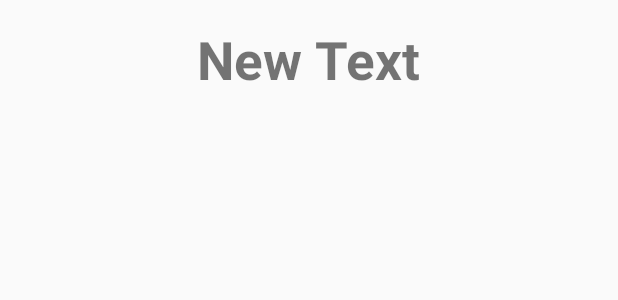
After one commit to sasawatt/BUtraffic, an Android app: the layout activity_detail.xml on its own in the app's theme, with its tools: preview values and no code run, on a phone screen of 412 x 824 dp. The commit adds this screen. Shown: the top 300 px of the screen. Run offline under Robolectric (Android 15) with nearby library versions, the phone set to English and light mode, and no system bars.

Commit message:
page1 finish

```diff
--- a/app/src/main/AndroidManifest.xml
+++ b/app/src/main/AndroidManifest.xml
@@ -15,6 +15,7 @@
                 <category android:name="android.intent.category.LAUNCHER" />
             </intent-filter>
         </activity>
+        <activity android:name=".DetailActivity"></activity>
     </application>
 
 </manifest>
--- /dev/null
+++ b/app/src/main/res/layout/activity_detail.xml
@@ -0,0 +1,20 @@
+<?xml version="1.0" encoding="utf-8"?>
+<RelativeLayout xmlns:android="http://schemas.android.com/apk/res/android"
+    xmlns:tools="http://schemas.android.com/tools"
+    android:layout_width="match_parent"
+    android:layout_height="match_parent"
+    android:paddingBottom="@dimen/activity_vertical_margin"
+    android:paddingLeft="@dimen/activity_horizontal_margin"
+    android:paddingRight="@dimen/activity_horizontal_margin"
+    android:paddingTop="@dimen/activity_vertical_margin"
+    tools:context="bu.sasawatt.butraffic.DetailActivity">
+
+    <TextView
+        android:layout_width="wrap_content"
+        android:layout_height="wrap_content"
+        android:text="New Text"
+        android:id="@+id/textView2"
+        android:textSize="@dimen/h1"
+        android:layout_centerHorizontal="true"
+        android:textStyle="bold" />
+</RelativeLayout>
--- a/app/src/main/res/values/strings.xml
+++ b/app/src/main/res/values/strings.xml
@@ -2,6 +2,6 @@
     <string name="app_name">BU Traffic</string>
 
 
-    <string name="head">jam</string>
+    <string name="head">จราจร</string>
 
 </resources>
```
Also changed, not shown: app/src/main/java/bu/sasawatt/butraffic/DetailActivity.java (added, +13 -0 lines), app/src/main/java/bu/sasawatt/butraffic/MainActivity.java (+55 -2 lines), app/src/main/java/bu/sasawatt/butraffic/MyAdapter.java (+17 -2 lines), app/src/main/res/layout/my_listview.xml (+4 -5 lines).
